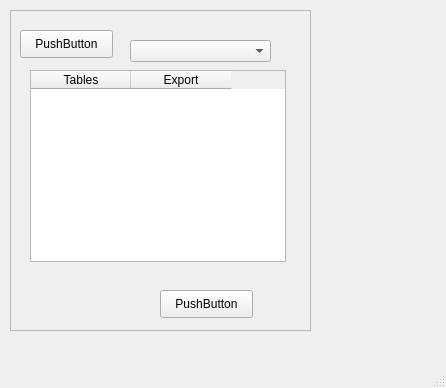
First picture: the form in main_window.ui, repository Paymir121/report_parsing, before the edit.
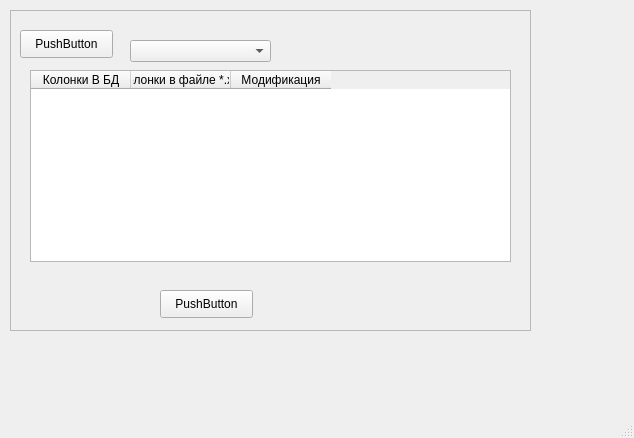
Second picture: the form after the edit.

Commit message: Прототип с предустановленными полями

Diff of the .ui file:
```diff
--- a/main_window.ui
+++ b/main_window.ui
@@ -6,8 +6,8 @@
    <rect>
     <x>0</x>
     <y>0</y>
-    <width>446</width>
-    <height>388</height>
+    <width>634</width>
+    <height>438</height>
    </rect>
   </property>
   <property name="windowTitle">
@@ -19,7 +19,7 @@
      <rect>
       <x>10</x>
       <y>10</y>
-      <width>301</width>
+      <width>521</width>
       <height>321</height>
      </rect>
     </property>
@@ -34,18 +34,23 @@
       <rect>
        <x>20</x>
        <y>60</y>
-       <width>256</width>
+       <width>481</width>
        <height>192</height>
       </rect>
      </property>
      <column>
       <property name="text">
-       <string>Tables</string>
+       <string>Колонки В БД</string>
       </property>
      </column>
      <column>
       <property name="text">
-       <string>Export</string>
+       <string>Колонки в файле *.xls</string>
+      </property>
+     </column>
+     <column>
+      <property name="text">
+       <string>Модификация</string>
       </property>
      </column>
     </widget>
```
Left out of the diff: 2 changed lines with no effect on the pictures. The commit also changes 2 other files.
